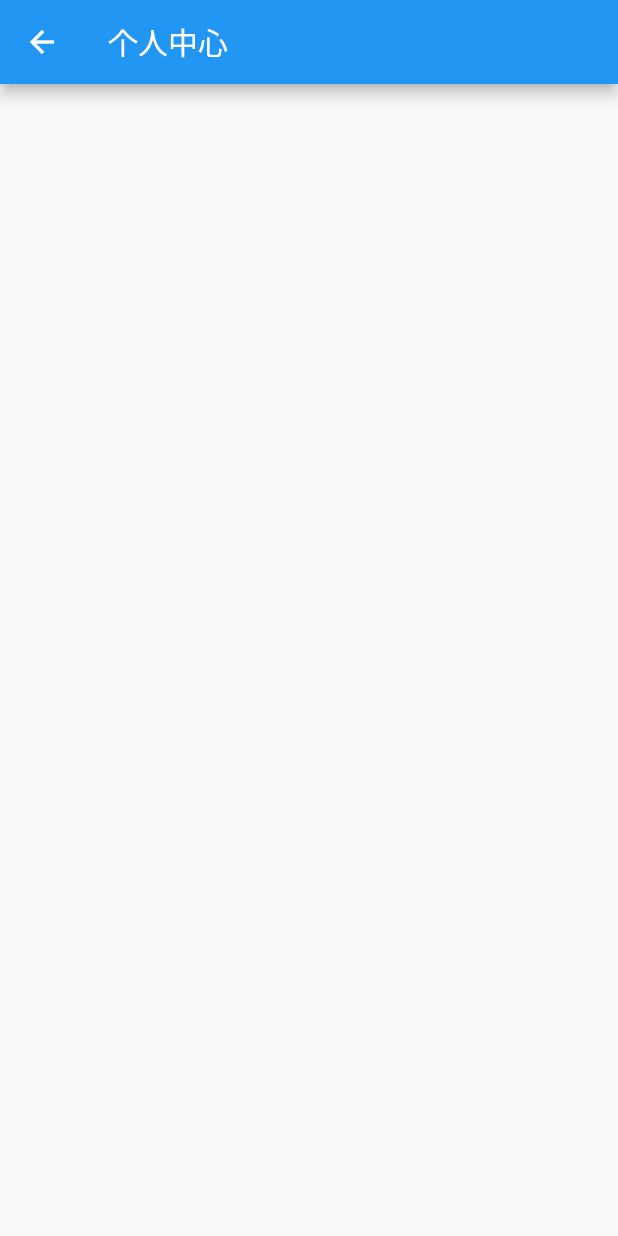
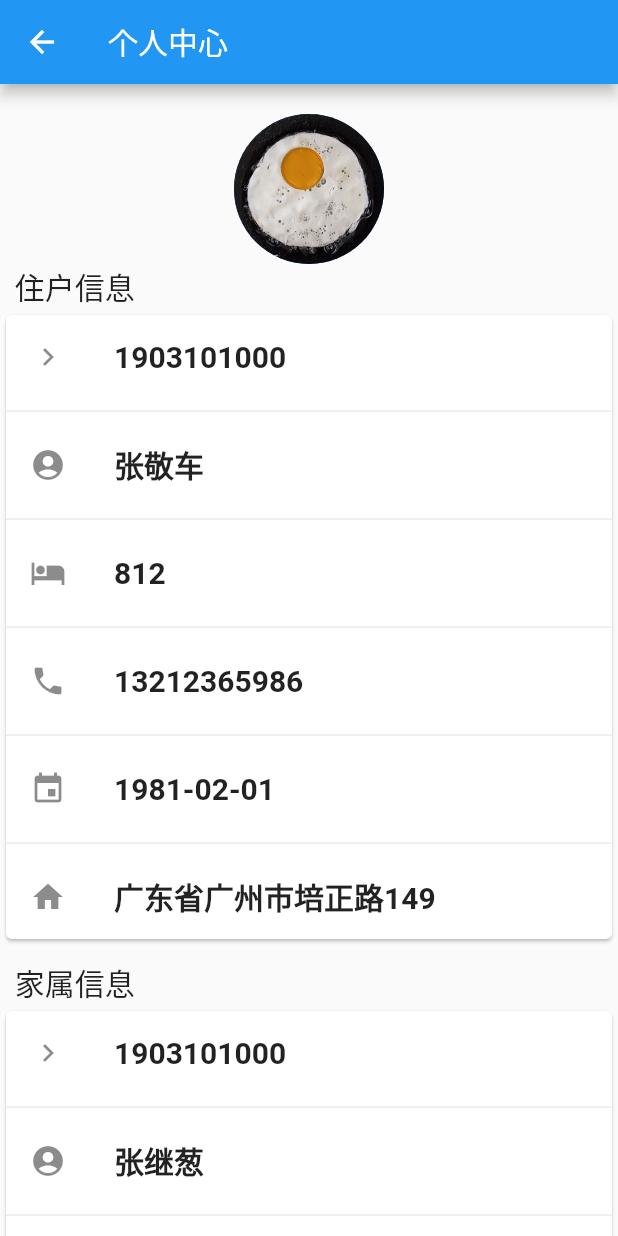
Before and after one commit to puiiyuen/ltc_assistant_mobile, a Flutter app: the Profile screen opened directly, on a phone screen of 412 x 824 dp. Run offline on Flutter 3.47's test engine with Material 2 defaults, Android fonts, the phone set to English and light mode, and no system bars; our stand-ins replace cookie_jar, dio, flutter_spinkit, geolocator, shared_preferences, webview_flutter; missing offline and left inert: common_utils; accounts and stored records are empty.

Commit message:
Update Feature
2019-05-23-0118

```diff
--- a/lib/index.dart
+++ b/lib/index.dart
@@ -27,7 +27,7 @@ class _IndexState extends State<Index> {
 
   bool locationStart=false;
   SharedPreferences db;
-  bool isResident = true;
+  bool isResident = false;
 
   Session session = new Session();
   MapLocation mapLocation = new MapLocation();
@@ -38,11 +38,6 @@ class _IndexState extends State<Index> {
 
   void initDB()async{
     db = await SharedPreferences.getInstance();
-    int userId = db.get('userId');
-    String userType = db.get('userType');
-    if (userId!= null && userType == 'RESFAMILY'){
-      isResident =false;
-    }
   }
 
   PageView notice(){
@@ -395,11 +390,30 @@ class _IndexState extends State<Index> {
                 ],
               ),
             ),
-            onTap: () {
-              Navigator.push(context,
-              new MaterialPageRoute(
-                  builder: (context) => new Profile())
-              );
+            onTap: () async{
+              int onlineStatus;
+              int loginStatus=-1;
+              await session.isOnline().then((onValue){
+                onlineStatus = onValue;
+              });
+              if(onlineStatus == OperationStatus.IS_EXIST){
+                Navigator.push(
+                    context,
+                    new MaterialPageRoute(
+                        builder: (context) => new Profile()));
+              } else if (onlineStatus == OperationStatus.NOT_EXIST) {
+                await Navigator.push(context,
+                    new MaterialPageRoute(
+                        builder: (context) => new Login())).then((onValue){
+                  loginStatus = onValue;
+                });
+                if  (loginStatus == OperationStatus.SUCCESSFUL){
+                  Navigator.push(
+                      context,
+                      new MaterialPageRoute(
+                          builder: (context) => new Profile()));
+                }
+              }
             },
           )
         ],
@@ -638,6 +652,13 @@ class _IndexState extends State<Index> {
                 ],
               ),
               onHorizontalDragCancel: (){
+                int userId = db.get('userId');
+                String userType = db.get('userType');
+                setState(() {
+                  if (userId!= null && userType == 'RESIDENT'){
+                    isResident =true;
+                  }
+                });
                 if (!locationStart){
                   locationStart = true;
 //                  mapLocation.locationReport();
--- a/lib/memo/memo.dart
+++ b/lib/memo/memo.dart
@@ -141,7 +141,9 @@ class _MemoState extends State<Memo> {
             context: context,
             builder: (BuildContext context) => AddDrawer()).then((onValue){
             setState(() {
-              toDoList.insert(0,onValue);
+              if (onValue!=null){
+                toDoList.insert(0,onValue);
+              }
             });
         });
       },
--- a/lib/profile/profile.dart
+++ b/lib/profile/profile.dart
@@ -1,20 +1,181 @@
 import 'package:flutter/material.dart';
 
-class Profile extends StatefulWidget{
-
+class Profile extends StatefulWidget {
   @override
   State<Profile> createState() => new _ProfileState();
 }
 
-class _ProfileState extends State<Profile>{
+class _ProfileState extends State<Profile> {
+  var _profilePhoto = 'images/profile.jpg';
 
+  Container headProfile() {
+    return Container(
+      height: 100,
+      padding: EdgeInsets.only(left: 155,right: 155),
+      child: CircleAvatar(
+        radius: 100,
+        backgroundImage: AssetImage(_profilePhoto
+        ),
+      ),
+    );
+  }
 
+  Card residentInfo(){
+    return Card(
+      child: Column(
+        mainAxisSize: MainAxisSize.min,
+        children: <Widget>[
+          ListTile(
+            leading: Icon(Icons.keyboard_arrow_right),
+            title: Text('1903101000',
+              style: TextStyle(
+                  fontSize: 20,
+                  fontWeight: FontWeight.bold
+              ),),
+          ),
+          Divider(),
+          ListTile(
+            leading: Icon(Icons.account_circle),
+            title: Text('张敬车',
+            style: TextStyle(
+              fontSize: 20,
+              fontWeight: FontWeight.bold
+            ),),
+          ),
+          Divider(),
+          ListTile(
+            leading: Icon(Icons.local_hotel),
+            title: Text('812',
+              style: TextStyle(
+                  fontSize: 20,
+                  fontWeight: FontWeight.bold
+              ),),
+          ),
+          Divider(),
+          ListTile(
+            leading: Icon(Icons.local_phone),
+            title: Text('13212365986',
+              style: TextStyle(
+                  fontSize: 20,
+                  fontWeight: FontWeight.bold
+              ),),
+          ),
+          Divider(),
+          ListTile(
+            leading: Icon(Icons.insert_invitation),
+            title: Text('1981-02-01',
+              style: TextStyle(
+                  fontSize: 20,
+                  fontWeight: FontWeight.bold
+              ),),
+          ),
+          Divider(),
+          ListTile(
+            leading: Icon(Icons.home),
+            title: Text('广东省广州市培正路149',
+              style: TextStyle(
+                  fontSize: 20,
+                  fontWeight: FontWeight.bold
+              ),),
+          )
+        ],
+      ),
+    );
+  }
+
+  Card famInfo(){
+    return Card(
+      child: Column(
+        mainAxisSize: MainAxisSize.min,
+        children: <Widget>[
+          ListTile(
+            leading: Icon(Icons.keyboard_arrow_right),
+            title: Text('1903101000',
+              style: TextStyle(
+                  fontSize: 20,
+                  fontWeight: FontWeight.bold
+              ),),
+          ),
+          Divider(),
+          ListTile(
+            leading: Icon(Icons.account_circle),
+            title: Text('张继葱',
+              style: TextStyle(
+                  fontSize: 20,
+                  fontWeight: FontWeight.bold
+              ),),
+          ),
+          Divider(),
+          ListTile(
+            leading: Icon(Icons.local_phone),
+            title: Text('13659954682',
+              style: TextStyle(
+                  fontSize: 20,
+                  fontWeight: FontWeight.bold
+              ),),
+          ),
+          Divider(),
+          ListTile(
+            leading: Icon(Icons.home),
+            title: Text('广东省广州市培正路五号之六',
+              style: TextStyle(
+                  fontSize: 20,
+                  fontWeight: FontWeight.bold
+              ),),
+          )
+        ],
+      ),
+    );
+  }
+
+  Align logoutButton(BuildContext context) {
+    return Align(
+      child: SizedBox(
+        height: 55.0,
+        width: 270.0,
+        child: RaisedButton(
+            child: Text(
+              '退出登录',
+              style: Theme.of(context).primaryTextTheme.headline,
+            ),
+            color: Colors.redAccent,
+            shape: StadiumBorder(),
+            onPressed: () {
+              Navigator.of(context).pop();
+            }
+        ),
+      ),
+    );
+  }
 
   @override
   Widget build(BuildContext context) {
     return new Scaffold(
-      appBar: AppBar(title: new Text('个人中心'),),
-
+      appBar: AppBar(
+        title: new Text('个人中心'),
+      ),
+      body: new ListView(
+        children: <Widget>[
+          SizedBox(
+            height: 20,
+          ),
+          headProfile(),
+          Text('  住户信息',
+          style: TextStyle(
+            fontSize: 20
+          ),),
+          residentInfo(),
+          SizedBox(height: 10,),
+          Text('  家属信息',
+            style: TextStyle(
+                fontSize: 20
+            ),),
+          famInfo(),
+          SizedBox(height: 10,),
+          logoutButton(context),
+          SizedBox(height: 10,)
+        ],
+      ),
     );
   }
 }
--- a/pubspec.yaml
+++ b/pubspec.yaml
@@ -55,6 +55,7 @@ flutter:
     - images/banner-1.jpg
     - images/banner-2.jpg
     - images/banner-3.jpg
+    - images/profile.jpg
 
   # An image asset can refer to one or more resolution-specific "variants", see
   # https://flutter.io/assets-and-images/#resolution-aware.
```
Also changed, not shown: images/profile.jpg (added).
